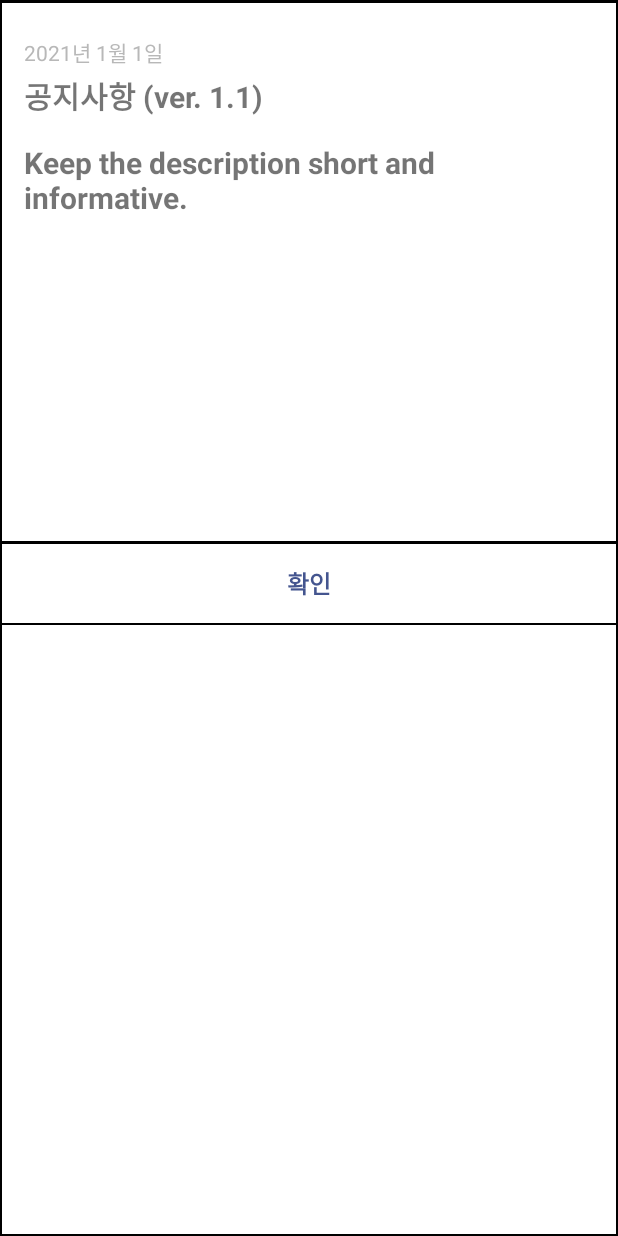
After one commit to harangAi/AppaskUseranswer, an Android app: the layout setting_notice_dialog.xml on its own in the app's theme, with its tools: preview values and no code run, on a phone screen of 412 x 824 dp. The commit adds this screen. Run offline under Robolectric (Android 15) with nearby library versions, the phone set to English and light mode, and no system bars.

Commit message:
AlertDialog 사용해보기

```diff
--- a/app/src/main/java/com/example/appaskuseranswer/navigation/SettingFragment.kt
+++ b/app/src/main/java/com/example/appaskuseranswer/navigation/SettingFragment.kt
@@ -1,5 +1,6 @@
 package com.example.appaskuseranswer.navigation
 
+import android.app.AlertDialog
 import android.os.Bundle
 import android.view.LayoutInflater
 import android.view.View
@@ -17,4 +18,7 @@ class SettingFragment : Fragment() {
         var view = LayoutInflater.from(activity).inflate(R.layout.fragment_setting, container, false)
         return view
     }
+
+
+
 }
--- /dev/null
+++ b/app/src/main/res/drawable/setting_dialog_borderline.xml
@@ -0,0 +1,25 @@
+<?xml version="1.0" encoding="utf-8"?>
+<layer-list xmlns:android="http://schemas.android.com/apk/res/android">
+
+
+
+    <item>
+        <shape android:shape="rectangle">
+            <solid android:color="@color/black" />
+        </shape>
+    </item>
+
+    <item
+
+        android:top="2dp"
+        android:bottom="1.5dp"
+        android:left="1.5dp"
+        android:right="1.5dp"
+
+        >
+        <shape android:shape="rectangle">
+            <solid android:color="@color/white" />
+        </shape>
+    </item>
+
+</layer-list>
--- /dev/null
+++ b/app/src/main/res/layout/setting_notice_dialog.xml
@@ -0,0 +1,77 @@
+<?xml version="1.0" encoding="utf-8"?>
+<LinearLayout xmlns:android="http://schemas.android.com/apk/res/android"
+    android:layout_width="match_parent"
+    android:layout_height="match_parent"
+    android:background="@drawable/setting_dialog_borderline"
+    android:orientation="vertical">
+
+
+    <LinearLayout
+        android:layout_width="wrap_content"
+        android:layout_height="wrap_content"
+        android:orientation="vertical">
+
+
+        <LinearLayout
+            android:layout_width="wrap_content"
+            android:layout_height="wrap_content"
+            android:orientation="vertical">
+            <!-- 공지사항 날짜   -->
+            <TextView
+                android:id="@+id/Setting_Notice_Dialog_Date"
+                android:layout_width="match_parent"
+                android:layout_height="wrap_content"
+                android:layout_marginLeft="16dp"
+                android:layout_marginTop="24dp"
+                android:layout_marginRight="16dp"
+                android:text="2021년 1월 1일"
+                android:textAlignment="textStart"
+                android:textColor="#B8B8B8"
+                android:textSize="14sp" />
+
+            <!-- 공지사항 제목   -->
+            <TextView
+                android:id="@+id/Setting_Notice_Dialog_Title"
+                android:layout_width="match_parent"
+                android:layout_height="wrap_content"
+                android:layout_marginLeft="16dp"
+                android:layout_marginTop="3dp"
+                android:layout_marginRight="16dp"
+                android:layout_marginBottom="16dp"
+                android:text="공지사항 (ver. 1.1)"
+                android:textAlignment="textStart"
+                android:textSize="20sp"
+                android:textStyle="bold" />
+
+            <!-- 공지사항 내용   -->
+            <TextView
+                android:id="@+id/Setting_Notice_Dialog_Contents"
+                android:layout_width="match_parent"
+                android:layout_height="250dp"
+                android:layout_marginLeft="16dp"
+                android:layout_marginRight="16dp"
+                android:layout_marginBottom="16dp"
+                android:text="Keep the description short and
+         informative."
+                android:textAlignment="textStart"
+                android:textSize="20sp"
+                android:textStyle="bold" />
+        </LinearLayout>
+
+        <!-- 확인   -->
+        <TextView
+            android:id="@+id/Setting_Notice_Dialog_Ok_Btn"
+            android:layout_width="match_parent"
+            android:layout_height="wrap_content"
+            android:background="@drawable/setting_dialog_borderline"
+            android:gravity="center"
+            android:paddingVertical="16dp"
+            android:text="확인"
+            android:textColor="#44558F"
+            android:textSize="16dp"
+            android:textStyle="bold" />
+
+    </LinearLayout>
+
+
+</LinearLayout>
```
